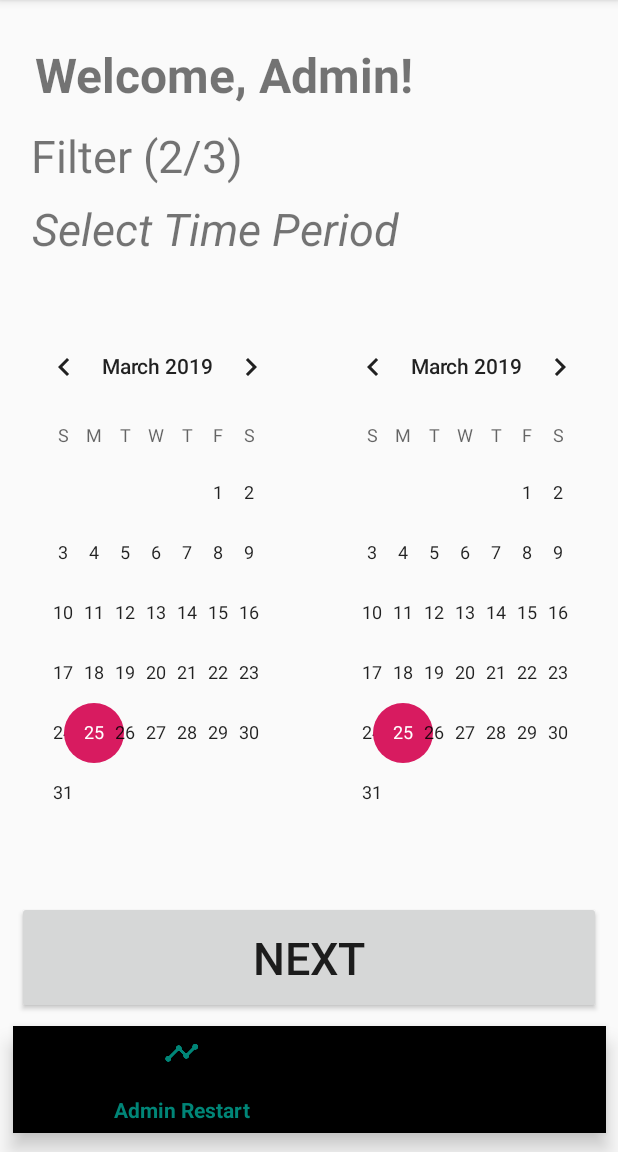
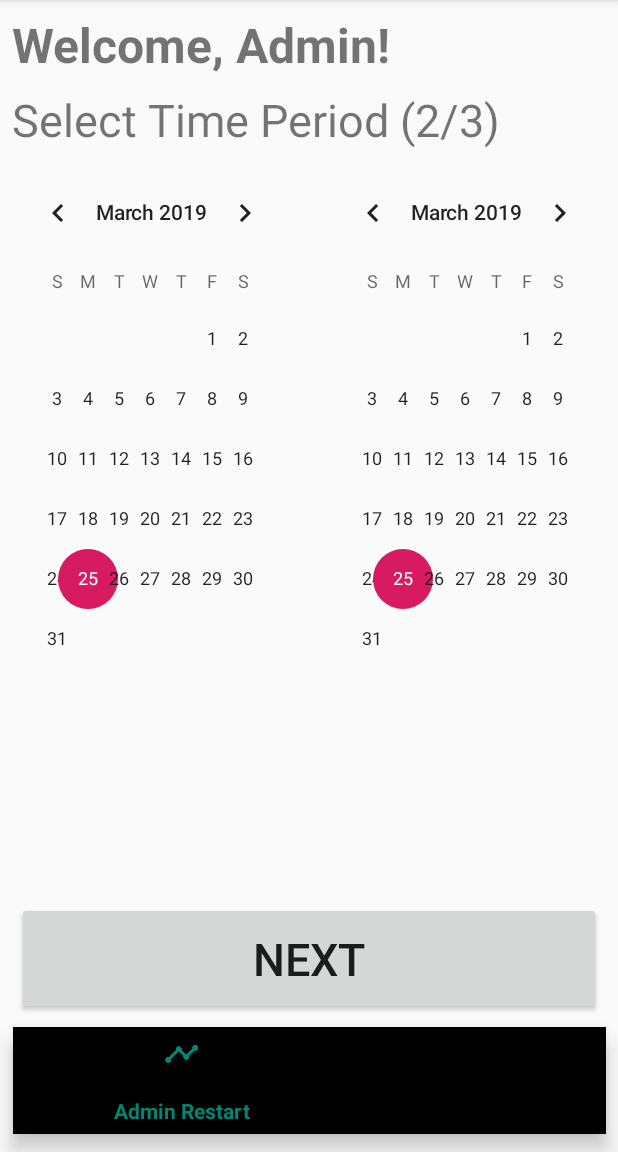
Before and after one commit to zuroh/MedicalDiagnosisApp, an Android app: the AdminActivity2 screen opened directly, with no data from a screen before it, on a phone screen of 412 x 824 dp, the part 84-1236 px from its top. Run offline under Robolectric (Android 15) with nearby library versions, the phone set to English and light mode, and no system bars; network calls fail.

Commit message:
edited xml layout for admin

```diff
--- a/app/src/main/AndroidManifest.xml
+++ b/app/src/main/AndroidManifest.xml
@@ -28,6 +28,9 @@
 
         <activity
             android:name=".AdminActivityFinal"
+            android:launchMode="singleTask" />
+        <activity
+            android:name=".AdminActivity3"
             android:launchMode="singleTask" />
         <activity
             android:name=".AdminActivity2"
--- a/app/src/main/java/com/example/medicaldiagnosisapp/ApiJsonTmp.java
+++ b/app/src/main/java/com/example/medicaldiagnosisapp/ApiJsonTmp.java
@@ -22,7 +22,6 @@ public class ApiJsonTmp extends AppCompatActivity {
 
     ArrayList<String> genderList = new ArrayList<>();
     String queryUrl = "https://data.gov.sg/api/action/datastore_search?resource_id=3d51e1e1-4069-4e04-85d5-ae3a310e98d4&limit=5";
-    String tmp1;
 
     @Override
     protected void onCreate(Bundle savedInstanceState) {
@@ -35,7 +34,8 @@ public class ApiJsonTmp extends AppCompatActivity {
 // Instantiate the RequestQueue.
         RequestQueue queue = Volley.newRequestQueue(this);
 
-        JsonObjectRequest jsonObjectRequest = new JsonObjectRequest
+        JsonObjectRequest jsonObjectRequest;
+        jsonObjectRequest = new JsonObjectRequest
                 (Request.Method.GET, queryUrl, null, new Response.Listener<JSONObject>() {
 
                     @Override
--- a/app/src/main/res/layout/activity_admin2.xml
+++ b/app/src/main/res/layout/activity_admin2.xml
@@ -21,10 +21,10 @@
         android:textStyle="bold"
         app:layout_constraintBottom_toBottomOf="parent"
         app:layout_constraintEnd_toEndOf="parent"
-        app:layout_constraintHorizontal_bias="0.105"
+        app:layout_constraintHorizontal_bias="0.0"
         app:layout_constraintStart_toStartOf="parent"
         app:layout_constraintTop_toTopOf="parent"
-        app:layout_constraintVertical_bias="0.028" />
+        app:layout_constraintVertical_bias="0.0" />
 
     <TextView
         android:id="@+id/textView14"
@@ -36,33 +36,13 @@
         android:layout_marginEnd="8dp"
         android:layout_marginRight="8dp"
         android:layout_marginBottom="8dp"
-        android:text="Filter (2/3)"
+        android:text="Select Time Period (2/3)"
         android:textSize="30dp"
-        app:layout_constraintBottom_toBottomOf="parent"
+        app:layout_constraintBottom_toBottomOf="@+id/bottom_navigation"
         app:layout_constraintEnd_toEndOf="parent"
-        app:layout_constraintHorizontal_bias="0.05"
+        app:layout_constraintHorizontal_bias="0.0"
         app:layout_constraintStart_toStartOf="parent"
         app:layout_constraintTop_toBottomOf="@+id/textView9"
-        app:layout_constraintVertical_bias="0.006" />
-
-    <TextView
-        android:id="@+id/textView20"
-        android:layout_width="wrap_content"
-        android:layout_height="wrap_content"
-        android:layout_marginStart="8dp"
-        android:layout_marginLeft="8dp"
-        android:layout_marginTop="8dp"
-        android:layout_marginEnd="8dp"
-        android:layout_marginRight="8dp"
-        android:layout_marginBottom="8dp"
-        android:text="Select Time Period"
-        android:textSize="30dp"
-        android:textStyle="italic"
-        app:layout_constraintBottom_toBottomOf="parent"
-        app:layout_constraintEnd_toEndOf="parent"
-        app:layout_constraintHorizontal_bias="0.086"
-        app:layout_constraintStart_toStartOf="parent"
-        app:layout_constraintTop_toBottomOf="@+id/textView14"
         app:layout_constraintVertical_bias="0.0" />
 
     <Button
@@ -76,8 +56,8 @@
         app:layout_constraintBottom_toBottomOf="parent"
         app:layout_constraintEnd_toEndOf="parent"
         app:layout_constraintStart_toStartOf="parent"
-        app:layout_constraintTop_toTopOf="parent"
-        app:layout_constraintVertical_bias="0.876" />
+        app:layout_constraintTop_toBottomOf="@+id/textView9"
+        app:layout_constraintVertical_bias="0.867" />
 
     <android.support.design.widget.BottomNavigationView
         android:id="@+id/bottom_navigation"
@@ -99,25 +79,32 @@
     <CalendarView
         android:id="@+id/calendarView1"
         android:layout_width="186dp"
-        android:layout_height="347dp"
+        android:layout_height="370dp"
         android:layout_marginStart="8dp"
         android:layout_marginLeft="8dp"
+        android:layout_marginTop="8dp"
         android:layout_marginEnd="16dp"
         android:layout_marginRight="16dp"
+        android:layout_marginBottom="8dp"
         app:layout_constraintBottom_toBottomOf="parent"
         app:layout_constraintEnd_toStartOf="@+id/calendarView2"
+        app:layout_constraintHorizontal_bias="0.0"
         app:layout_constraintStart_toStartOf="parent"
-        app:layout_constraintTop_toTopOf="parent" />
+        app:layout_constraintTop_toBottomOf="@+id/textView14"
+        app:layout_constraintVertical_bias="0.0" />
 
     <CalendarView
         android:id="@+id/calendarView2"
         android:layout_width="186dp"
-        android:layout_height="347dp"
+        android:layout_height="370dp"
+        android:layout_marginTop="8dp"
         android:layout_marginEnd="8dp"
         android:layout_marginRight="8dp"
+        android:layout_marginBottom="8dp"
         app:layout_constraintBottom_toBottomOf="parent"
         app:layout_constraintEnd_toEndOf="parent"
-        app:layout_constraintTop_toTopOf="parent" />
+        app:layout_constraintTop_toBottomOf="@+id/textView14"
+        app:layout_constraintVertical_bias="0.0" />
 
 
 </android.support.constraint.ConstraintLayout>
```
Also changed, not shown: app/src/main/res/layout/activity_admin1.xml (+12 -31 lines), app/src/main/res/layout/activity_admin3.xml (+22 -35 lines), app/src/main/res/layout/activity_admin_final.xml (+12 -6 lines).
